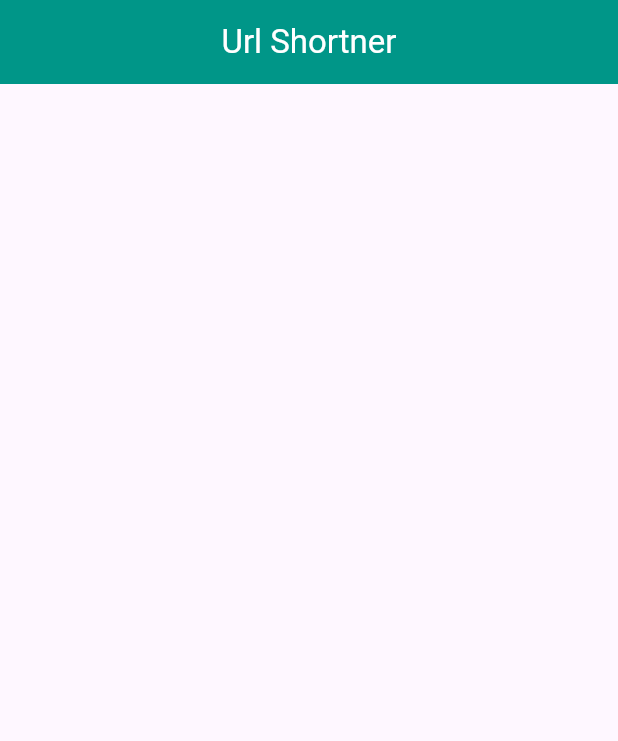
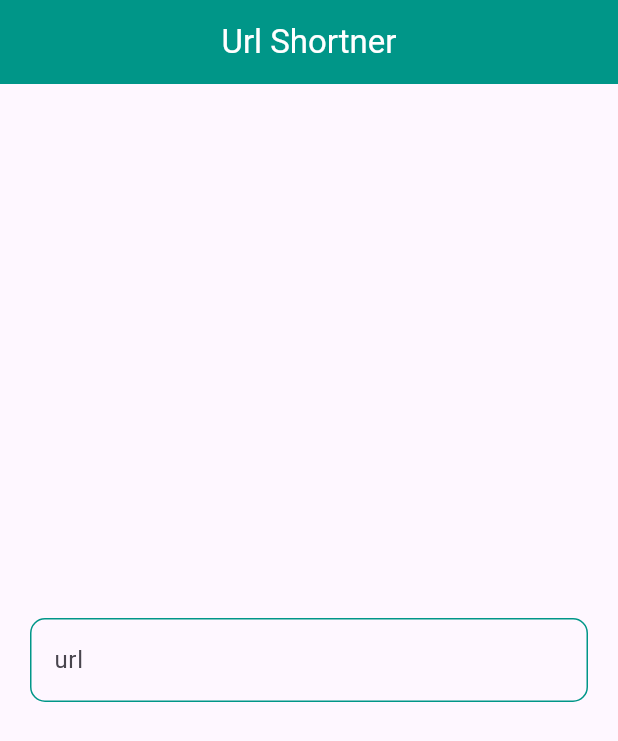
Before and after one commit to shadu-rz/shortner-url-app, a Flutter app: the screen it shows after launch, on a phone screen of 412 x 824 dp. Shown: the top 741 px of the screen. Run offline on Flutter 3.47's test engine with Material 2 defaults, Android fonts, the phone set to English and light mode, and no system bars.

Commit message:
textfield added to get the url

```diff
--- a/lib/home.dart
+++ b/lib/home.dart
@@ -8,6 +8,7 @@ class HomePage extends StatefulWidget {
 }
 
 class _HomePageState extends State<HomePage> {
+
   TextEditingController urlController = TextEditingController();
 
   @override
@@ -23,11 +24,25 @@ class _HomePageState extends State<HomePage> {
           ),
         ),
       ),
-      body: const Padding(
-        padding: EdgeInsets.all(20.0),
+      body:  Padding(
+        padding: const EdgeInsets.all(20.0),
         child: Column(
           mainAxisAlignment: MainAxisAlignment.center,
-          children: [],
+          children: [
+            TextFormField(
+              controller: urlController,
+              decoration: InputDecoration(
+                label: const Text('url'),
+                hintText: 'enter url',
+                enabledBorder: OutlineInputBorder(
+                    borderSide: const BorderSide(color: Colors.teal),
+                    borderRadius: BorderRadius.circular(10)),
+                focusedBorder: OutlineInputBorder(
+                    borderSide: const BorderSide(color: Colors.teal),
+                    borderRadius: BorderRadius.circular(10)),
+              ),
+            ),
+          ],
         ),
       ),
     );
```
